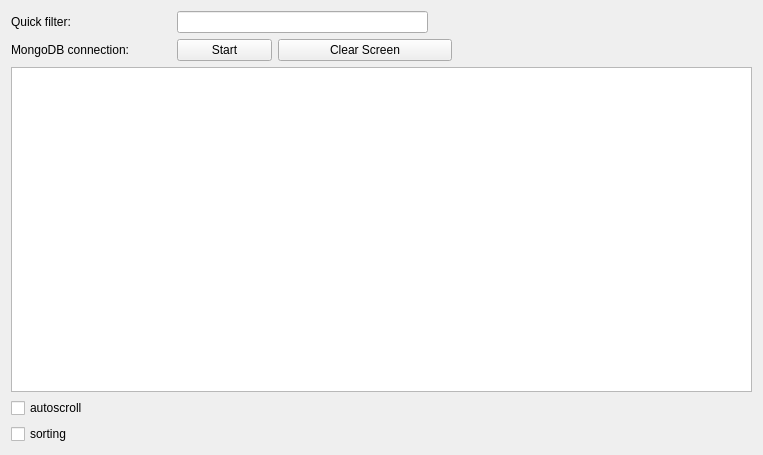
The window that historybrowserwindow.ui (kr0st/fpgui) describes before a commit, drawn with Qt 5.
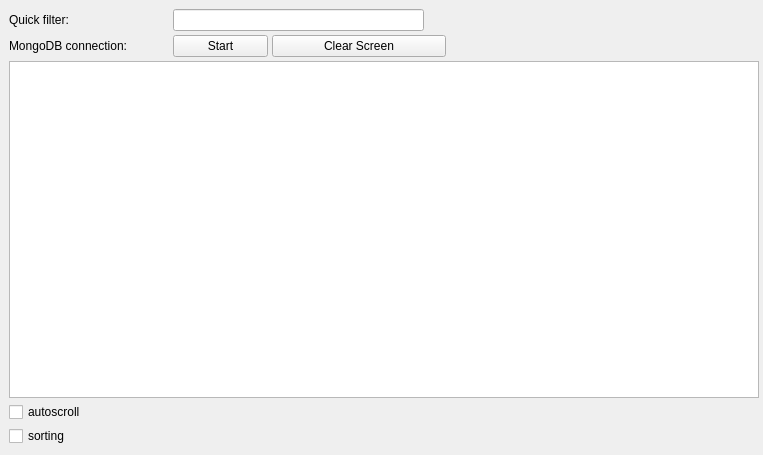
The same window after the commit.

The edit to the form file:
```diff
--- a/historybrowserwindow.ui
+++ b/historybrowserwindow.ui
@@ -14,8 +14,23 @@
    <string>Form</string>
   </property>
   <layout class="QVBoxLayout" name="verticalLayout_2">
+   <property name="leftMargin">
+    <number>9</number>
+   </property>
+   <property name="topMargin">
+    <number>9</number>
+   </property>
+   <property name="rightMargin">
+    <number>4</number>
+   </property>
+   <property name="bottomMargin">
+    <number>9</number>
+   </property>
    <item>
     <layout class="QVBoxLayout" name="verticalLayout">
+     <property name="spacing">
+      <number>4</number>
+     </property>
      <item>
       <layout class="QHBoxLayout" name="horizontalLayout">
        <item>
```
